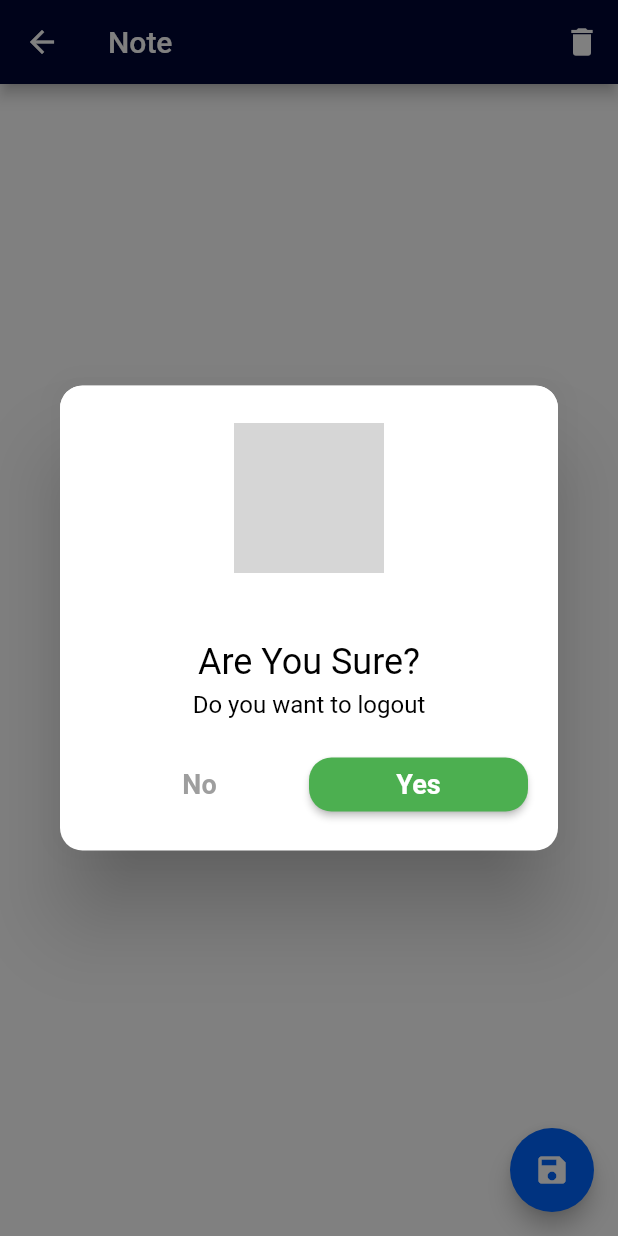
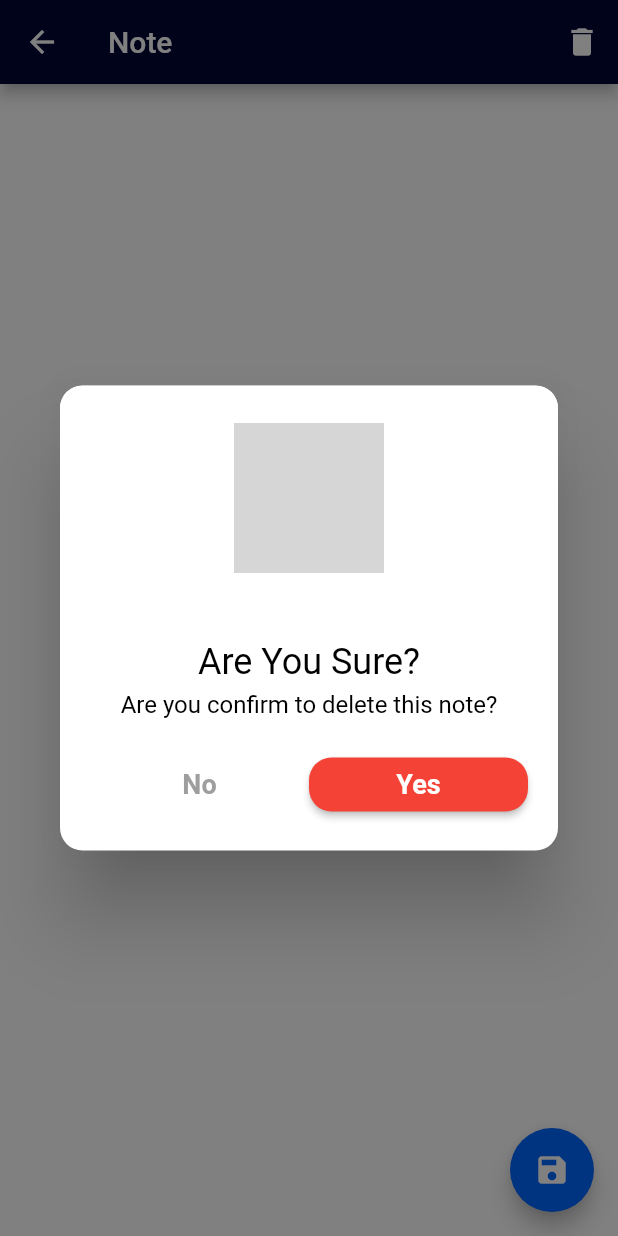
Before and after one commit to SimJiaYang/note_taking, a Flutter app: the NoteReaderScreen screen opened directly with empty values, after a tap on the "delete" icon, on a phone screen of 412 x 824 dp. Run offline on Flutter 3.47's test engine with Material 2 defaults, Android fonts, the phone set to English and light mode, and no system bars; our stand-ins replace cloud_firestore, firebase_core, google_fonts, quickalert; accounts and stored records are empty; grey boxes are pictures that could not be loaded.

Commit message:
UI utilized

```diff
--- a/lib/screens/note_editor.dart
+++ b/lib/screens/note_editor.dart
@@ -34,7 +34,7 @@ class _NoteEditorScreenState extends State<NoteEditorScreen> {
           crossAxisAlignment: CrossAxisAlignment.start,
           children: <Widget>[
             Expanded(
-              flex: 1,
+              flex: 0,
               child: TextField(
                 controller: _titleControlller,
                 decoration: const InputDecoration(
@@ -46,7 +46,7 @@ class _NoteEditorScreenState extends State<NoteEditorScreen> {
             ),
 
             Expanded(
-                flex: 1,
+                flex: 0,
                 child: Text(date,style:AppStyle.dateTitle)
             ),
 
--- a/lib/screens/note_reader.dart
+++ b/lib/screens/note_reader.dart
@@ -40,10 +40,10 @@ class _NoteReaderScreenState extends State<NoteReaderScreen> {
                 QuickAlert.show(
                   context: context,
                   type: QuickAlertType.confirm,
-                  text: 'Do you want to logout',
+                  text: 'Are you confirm to delete this note?',
                   confirmBtnText: 'Yes',
                   cancelBtnText: 'No',
-                  confirmBtnColor: Colors.green,
+                  confirmBtnColor: Colors.red,
 
                   onConfirmBtnTap: () async {
                     await FirebaseFirestore.instance.
```
